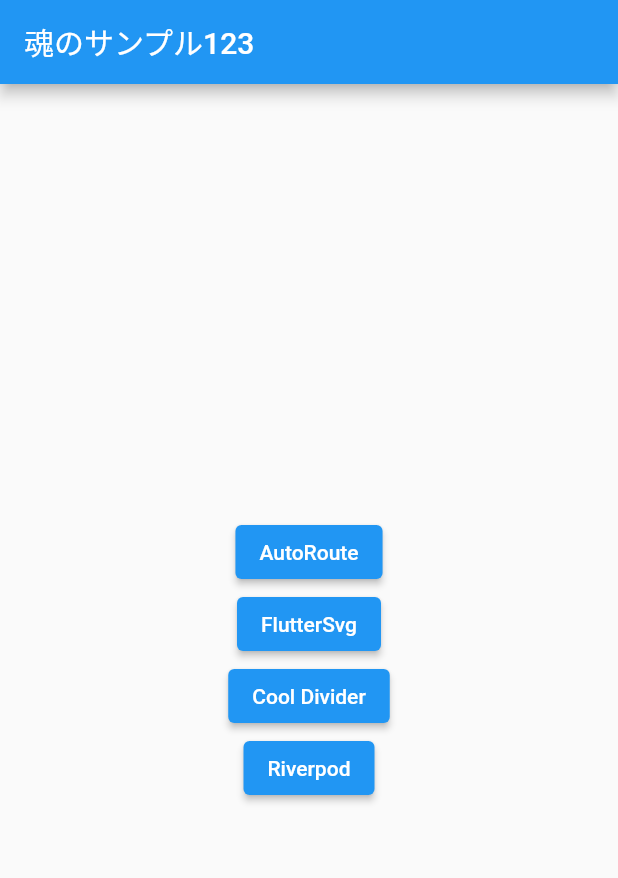
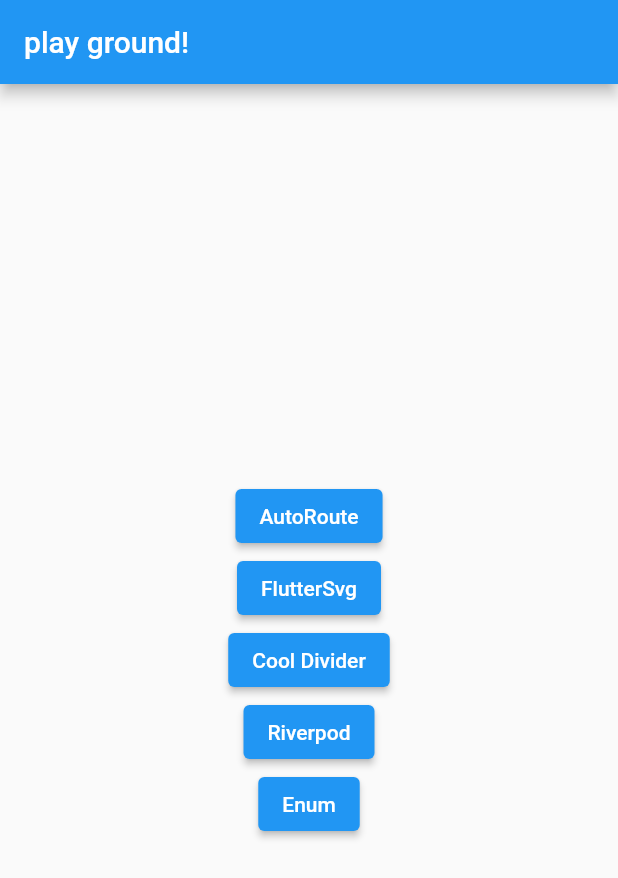
Before and after one commit to kazuki-oshino/experimental_site, a Flutter app: the screen it shows after launch, on a phone screen of 412 x 824 dp. Shown: the top 878 px of the screen. Run offline on Flutter 3.47's test engine with Material 2 defaults, Android fonts, the phone set to English and light mode, and no system bars; our stand-ins replace auto_route, flutter_svg, freezed_annotation, hooks_riverpod; generated files the repository leaves out were written again.

Commit message:
:sparkles: dart 2.17 enum sample.

```diff
--- a/lib/main.dart
+++ b/lib/main.dart
@@ -41,7 +41,7 @@ class _MyHomePageState extends State<MyHomePage> {
   Widget build(BuildContext context) {
     return Scaffold(
       appBar: AppBar(
-        title: const Text('魂のサンプル123'),
+        title: const Text('play ground!'),
       ),
       body: Center(
         child: Column(
@@ -73,6 +73,10 @@ class _MyHomePageState extends State<MyHomePage> {
               onPressed: () => context.router.pushNamed('/riverpod-stateless'),
               child: const Text('Riverpod'),
             ),
+            ElevatedButton(
+              onPressed: () => context.router.pushNamed('/enum-play-ground'),
+              child: const Text('Enum'),
+            ),
           ],
         ),
       ),
--- a/lib/router/router.dart
+++ b/lib/router/router.dart
@@ -1,5 +1,6 @@
 import 'package:auto_route/auto_route.dart';
 import 'package:experimental_site/views/cool_divider/cool_divider_page.dart';
+import 'package:experimental_site/views/enum_play_ground/enum_play_ground.dart';
 import 'package:experimental_site/views/riverpod/riverpod_stateless.dart';
 
 import '../../main.dart';
@@ -37,6 +38,10 @@ import '../views/view.dart';
         page: RiverpodStateless,
         path: '/riverpod-stateless',
     ),
+    AutoRoute<dynamic>(
+      page: EnumPlayGround,
+      path: '/enum-play-ground',
+    ),
   ],
 )
 class $RootRouter {}
```
Also changed, not shown: lib/views/enum_play_ground/enum_play_ground.dart (added, +48 -0 lines), lib/router/router.gr.dart.
